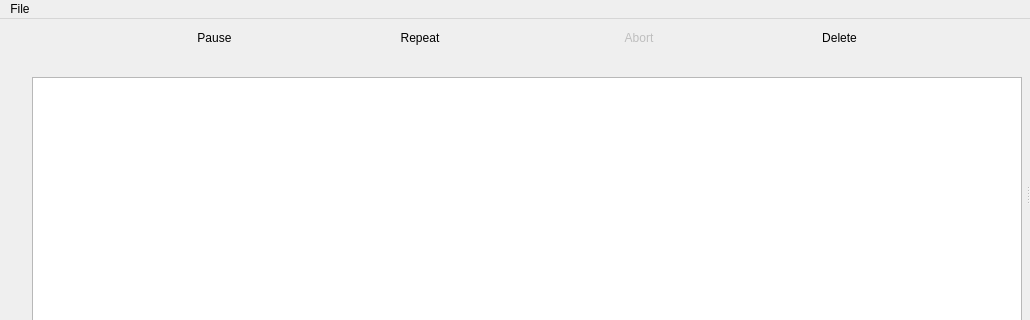
labscript-suite/blacs, file main.ui: the form before one commit; both pictures show x 0 to 1030 and y 0 to 320 of the 1030 by 723 pixel window.
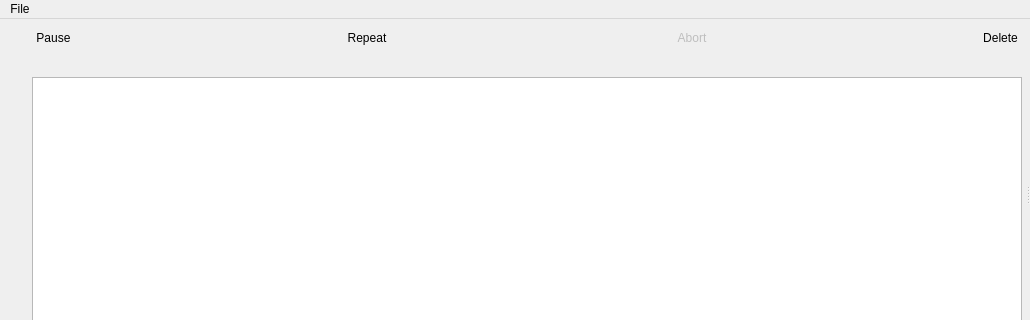
The form after the commit. Icons and pictures are not drawn. Custom widgets are drawn as their Qt base class.

Diff of the .ui file:
```diff
--- a/main.ui
+++ b/main.ui
@@ -330,19 +330,6 @@
                 <property name="spacing">
                  <number>0</number>
                 </property>
-                <item>
-                 <spacer name="horizontalSpacer_2">
-                  <property name="orientation">
-                   <enum>Qt::Horizontal</enum>
-                  </property>
-                  <property name="sizeHint" stdset="0">
-                   <size>
-                    <width>40</width>
-                    <height>20</height>
-                   </size>
-                  </property>
-                 </spacer>
-                </item>
                 <item>
                  <widget class="QPushButton" name="queue_pause_button">
                   <property name="focusPolicy">
@@ -488,19 +475,13 @@
                   </property>
                  </widget>
                 </item>
-                <item>
-                 <spacer name="horizontalSpacer_4">
-                  <property name="orientation">
-                   <enum>Qt::Horizontal</enum>
-                  </property>
-                  <property name="sizeHint" stdset="0">
-                   <size>
-                    <width>40</width>
-                    <height>20</height>
-                   </size>
-                  </property>
-                 </spacer>
-                </item>
+               </layout>
+              </item>
+              <item>
+               <layout class="QVBoxLayout" name="delete_repeated_shots_layout">
+                <property name="spacing">
+                 <number>0</number>
+                </property>
                </layout>
               </item>
               <item>
```
